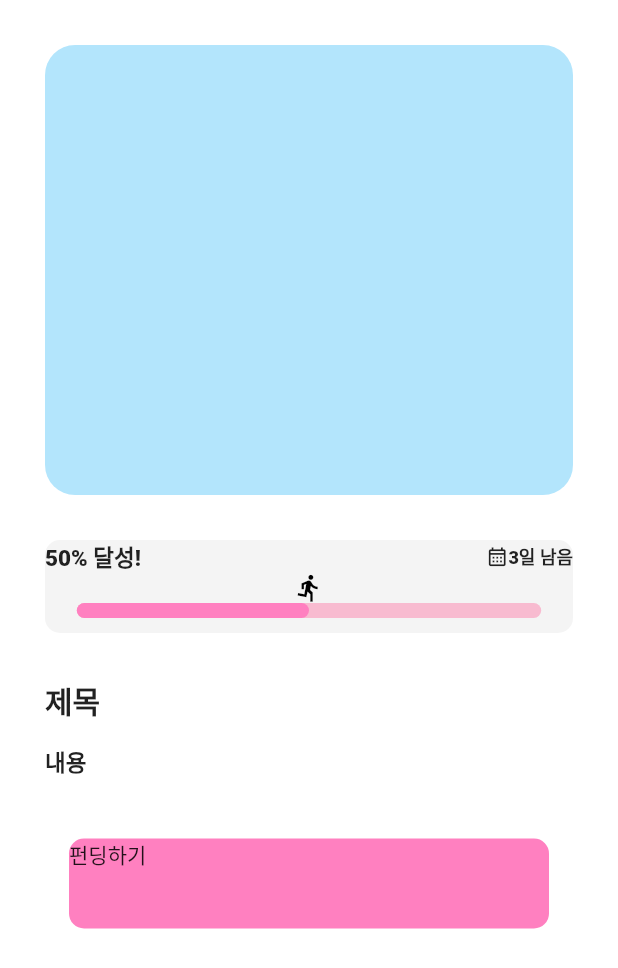
After one commit to FUNFUNSUN/funsunfront, a Flutter app: the screen it shows after launch, after a tap on "viewPage로 이동 임시테스트", on a phone screen of 412 x 824 dp. The commit adds this screen. Shown: the top 968 px of the screen. Run offline on Flutter 3.47's test engine with Material 2 defaults, Android fonts, the light colour scheme and no system bars; drawn by our look-alikes of percent_indicator; our stand-ins replace image_picker; missing offline and left inert: kakao_flutter_sdk, kakao_flutter_sdk_common.

Commit message:
create : viewPage

```diff
--- a/lib/screens/first_screen.dart
+++ b/lib/screens/first_screen.dart
@@ -2,6 +2,7 @@ import 'package:flutter/material.dart';
 import 'package:funsunfront/screens/editPage.dart';
 import 'package:funsunfront/screens/main_screen.dart';
 import 'package:funsunfront/screens/userPage.dart';
+import 'package:funsunfront/screens/viewPage.dart';
 import '../services/kakaoLoginButton.dart';
 
 class HomeScreen extends StatelessWidget {
@@ -49,6 +50,15 @@ class HomeScreen extends StatelessWidget {
               },
               child: const Text('userPage로 이동 임시테스트'),
             ),
+            TextButton(
+              onPressed: () {
+                Navigator.push(
+                  context,
+                  MaterialPageRoute(builder: (context) => const ViewPage()),
+                );
+              },
+              child: const Text('viewPage로 이동 임시테스트'),
+            ),
           ],
         ),
       ),
--- /dev/null
+++ b/lib/screens/viewPage.dart
@@ -0,0 +1,148 @@
+import 'package:flutter/material.dart';
+import 'package:percent_indicator/percent_indicator.dart';
+
+class ViewPage extends StatelessWidget {
+  const ViewPage({super.key});
+  @override
+  Widget build(BuildContext context) {
+    double percent = 0.5;
+    double tmp = percent * 100;
+    int temp = tmp.toInt();
+    String percentStr = temp.toString();
+
+    int date = 3;
+    String dateStr = date.toString();
+
+    return MaterialApp(
+      home: SafeArea(
+        child: Scaffold(
+          backgroundColor: Colors.white,
+          body: SingleChildScrollView(
+            child: Padding(
+              padding: const EdgeInsets.all(30.0),
+              child: Column(
+                crossAxisAlignment: CrossAxisAlignment.start,
+                children: [
+                  Container(
+                    width: 400,
+                    height: 300,
+                    decoration: BoxDecoration(
+                        color: Colors.lightBlue[100],
+                        borderRadius: BorderRadius.circular(20)),
+                  ),
+                  const SizedBox(
+                    height: 30,
+                  ),
+                  Container(
+                    decoration: BoxDecoration(
+                      color: const Color(0xffF4F4F4),
+                      borderRadius: BorderRadius.circular(10),
+                    ),
+                    child: Column(
+                      children: [
+                        Row(
+                          mainAxisAlignment: MainAxisAlignment.spaceBetween,
+                          children: [
+                            Text(
+                              '$percentStr% 달성!',
+                              style: const TextStyle(
+                                fontSize: 15,
+                                fontWeight: FontWeight.w900,
+                              ),
+                            ),
+                            const SizedBox(width: 30),
+                            Row(
+                              children: [
+                                const Icon(
+                                  Icons.calendar_month_outlined,
+                                  size: 15,
+                                ),
+                                Text(
+                                  '$dateStr일 남음',
+                                  style: const TextStyle(
+                                    fontSize: 12,
+                                    fontWeight: FontWeight.w900,
+                                  ),
+                                ),
+                              ],
+                            ),
+                          ],
+                        ),
+                        Column(
+                          mainAxisAlignment: MainAxisAlignment.center,
+                          children: [
+                            Container(
+                              alignment:
+                                  FractionalOffset(percent, 1.0 - percent),
+                              child: const FractionallySizedBox(
+                                child: Icon(
+                                  Icons.directions_run,
+                                  color: Colors.black,
+                                  size: 20,
+                                ),
+                              ),
+                            ),
+                            Row(
+                              mainAxisAlignment: MainAxisAlignment.center,
+                              children: [
+                                LinearPercentIndicator(
+                                  barRadius: const Radius.circular(10),
+                                  percent: percent,
+                                  lineHeight: 10,
+                                  backgroundColor: Colors.pink.shade100,
+                                  progressColor: const Color(0xffFF80C0),
+                                  width:
+                                      MediaQuery.of(context).size.width * 0.8,
+                                ),
+                              ],
+                            ),
+                          ],
+                        ),
+                        const SizedBox(
+                          height: 10,
+                        ),
+                      ],
+                    ),
+                  ),
+                  const SizedBox(
+                    height: 30,
+                  ),
+                  const Text(
+                    '제목',
+                    style: TextStyle(fontSize: 20, fontWeight: FontWeight.w900),
+                  ),
+                  const SizedBox(
+                    height: 15,
+                  ),
+                  const Text(
+                    '내용',
+                    style: TextStyle(fontSize: 15, fontWeight: FontWeight.w700),
+                  ),
+                  const SizedBox(
+                    height: 40,
+                  ),
+                  Row(
+                    mainAxisAlignment: MainAxisAlignment.center,
+                    children: [
+                      Container(
+                        width: 320,
+                        height: 60,
+                        decoration: BoxDecoration(
+                          borderRadius: BorderRadius.circular(10),
+                          color: const Color(0xffFF80C0),
+                        ),
+                        child: const Text(
+                          '펀딩하기',
+                        ),
+                      ),
+                    ],
+                  ),
+                ],
+              ),
+            ),
+          ),
+        ),
+      ),
+    );
+  }
+}
--- a/pubspec.yaml
+++ b/pubspec.yaml
@@ -33,6 +33,7 @@ dependencies:
   # kakao_flutter_sdk_common: ^1.5.0
   flutter:
     sdk: flutter
+  percent_indicator:
   image_picker:
     ^0.8.4+4
 
```
Also changed, not shown: pubspec.lock.
